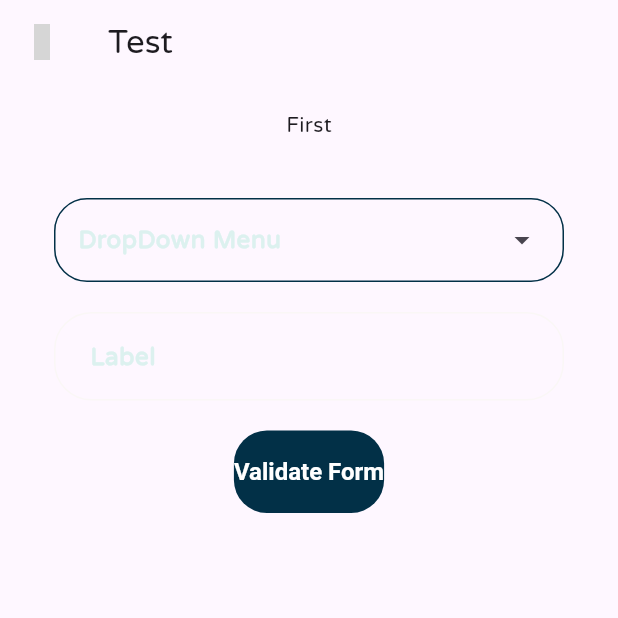
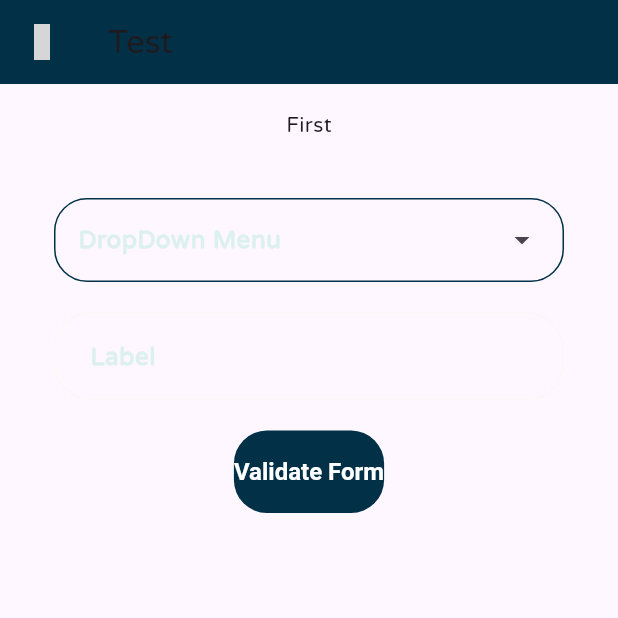
Before and after one commit to Dhanraj-Awatade/landServ_flutter_app, a Flutter app: the MyNavBar screen opened directly, after a tap on "Land Services", after a tap on "Surveys", after a tap on "First", on a phone screen of 412 x 824 dp, the top half of it. Run offline on Flutter 3.47's test engine with Material 3 defaults, Android fonts, the phone set to English and light mode, and no system bars; our stand-ins replace get, google_nav_bar, iconsax, lucide_icons; grey boxes are pictures that could not be loaded.

Commit message:
Improved Homescreen

```diff
--- a/lib/components/appbar.dart
+++ b/lib/components/appbar.dart
@@ -1,9 +1,12 @@
 import 'package:flutter/material.dart';
 import 'package:iconsax/iconsax.dart';
+import 'package:mahareal_flutter_app/configs/constants/colors.dart';
 
 AppBar myAppBar(String title, BuildContext context) => AppBar(
       // backgroundColor: Theme.of(context).colorScheme.inversePrimary,
       title: Text(title),
+      backgroundColor: MyColors.primary,
       leading: IconButton(
-          onPressed: () => Navigator.pop(context), icon: const Icon(Iconsax.arrow_circle_left)),
+          onPressed: () => Navigator.pop(context),
+          icon: const Icon(Iconsax.arrow_circle_left)),
     );
--- a/lib/pages/home_page.dart
+++ b/lib/pages/home_page.dart
@@ -8,6 +8,7 @@ import 'package:mahareal_flutter_app/components/HomePage/services_list.dart';
 import 'package:mahareal_flutter_app/components/text_widgets.dart';
 import 'package:mahareal_flutter_app/configs/constants/colors.dart';
 import 'package:mahareal_flutter_app/configs/constants/sizes.dart';
+import 'package:mahareal_flutter_app/configs/constants/text_strings.dart';
 
 class HomePage extends StatefulWidget {
   const HomePage({super.key});
@@ -28,7 +29,9 @@ class _HomePageState extends State<HomePage> {
 
   @override
   Widget build(BuildContext context) {
-    return Scaffold(
+    return SafeArea(
+      child: Scaffold(
+        backgroundColor: MyColors.primary,
         body: Column(
           children: [
             Column(
@@ -56,6 +59,7 @@ class _HomePageState extends State<HomePage> {
                                 ),
                               ),
                               backgroundColor: MyColors.lightTransluscent,
+                              foregroundColor: MyColors.primary,
                               child: const Icon(Iconsax.user),
                             )
                           ],
@@ -63,13 +67,14 @@ class _HomePageState extends State<HomePage> {
                         const SizedBox(
                           height: CustomSizes.defaultSpace,
                         ),
-                      const TextField(
+                        TextField(
                           decoration: InputDecoration(
-                            prefixIcon: Icon(LucideIcons.search),
+                              suffixIcon: Icon(LucideIcons.search),
                               contentPadding: CustomSizes.safetyPadding,
-                            label: Text(
-                              "Search for a specific service here!",
-                              style: TextStyle(fontSize: CustomSizes.smallFont),
+                              label: Text(TextStrings.searchBarText,
+                                  style: Theme.of(context)
+                                      .textTheme
+                                      .bodySmall // TextStyle(fontSize: CustomSizes.smallFont),
                                   ),
                               enabledBorder: OutlineInputBorder(
                                 borderRadius: BorderRadius.all(
@@ -85,7 +90,10 @@ class _HomePageState extends State<HomePage> {
                                       color: MyColors.primary)),
                               fillColor: MyColors.lightTransluscent,
                               filled: true,
-                            floatingLabelBehavior: FloatingLabelBehavior.never),
+                              floatingLabelBehavior:
+                                  FloatingLabelBehavior.never),
+                          onTapOutside: (event) =>
+                              FocusManager.instance.primaryFocus?.unfocus(),
                         )
                       ],
                     ),
@@ -151,6 +159,7 @@ class _HomePageState extends State<HomePage> {
             ),
           ],
         ),
+      ),
     );
   }
 }
--- a/lib/theme/main_theme.dart
+++ b/lib/theme/main_theme.dart
@@ -1,6 +1,5 @@
 import 'package:flutter/material.dart';
 import 'package:mahareal_flutter_app/configs/constants/colors.dart';
-import 'package:mahareal_flutter_app/configs/constants/sizes.dart';
 import 'package:mahareal_flutter_app/theme/custom_button_theme.dart';
 import 'package:mahareal_flutter_app/theme/custom_input_theme.dart';
 import 'package:mahareal_flutter_app/theme/text_themes.dart';
```
Also changed, not shown: lib/app.dart (+9 -4 lines), lib/configs/constants/text_strings.dart (+6 -2 lines), lib/pages/login_page.dart (+10 -5 lines), 125 other files. Lines whose indentation alone changed are shown as unchanged.
